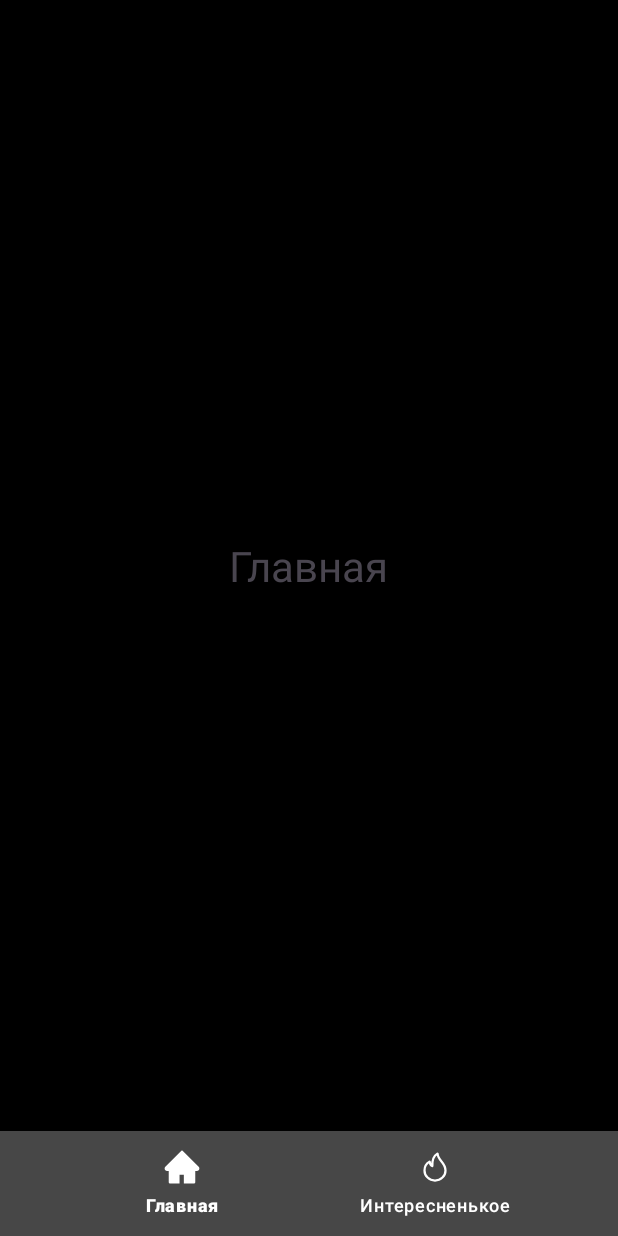
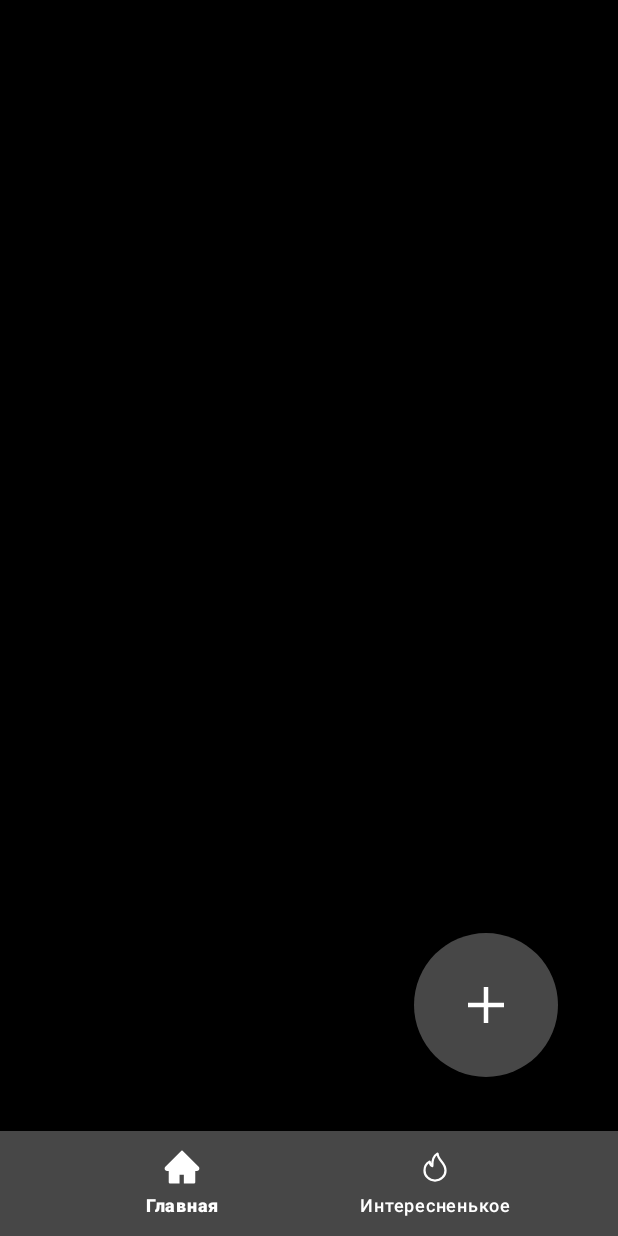
Before and after one commit to HITS-Empire/VISApp, an Android app: the screen it shows after launch (MainActivity), on a phone screen of 412 x 824 dp. Run offline under Robolectric (Android 15) with nearby library versions, the light colour scheme and no system bars.

Commit message:
Добавлена кнопка плюса (пока серая)

```diff
--- /dev/null
+++ b/app/src/main/res/drawable/plus_36.xml
@@ -0,0 +1,9 @@
+<vector xmlns:android="http://schemas.android.com/apk/res/android"
+    android:width="36dp"
+    android:height="36dp"
+    android:viewportWidth="36"
+    android:viewportHeight="36">
+  <path
+      android:pathData="M30,19.5H19.5V30H16.5V19.5H6V16.5H16.5V6H19.5V16.5H30V19.5Z"
+      android:fillColor="#ffffff"/>
+</vector>
--- /dev/null
+++ b/app/src/main/res/drawable/round_plus_button.xml
@@ -0,0 +1,7 @@
+<?xml version="1.0" encoding="utf-8"?>
+<shape xmlns:android="http://schemas.android.com/apk/res/android"
+    android:shape="rectangle">
+    <solid android:color="@color/gray" />
+    <size android:width="96dp" android:height="96dp" />
+    <corners android:radius="48dp" />
+</shape>
--- a/app/src/main/res/layout/fragment_home.xml
+++ b/app/src/main/res/layout/fragment_home.xml
@@ -5,14 +5,14 @@
     android:layout_width="match_parent"
     android:layout_height="match_parent">
 
-    <TextView
-        android:id="@+id/mainCenterText"
-        android:layout_width="wrap_content"
-        android:layout_height="wrap_content"
-        android:text="@string/navigation_title_home"
-        android:textSize="28sp"
+    <ImageButton
+        android:id="@+id/plusButton"
+        android:layout_width="96dp"
+        android:layout_height="96dp"
+        android:layout_marginEnd="40dp"
+        android:layout_marginBottom="36dp"
+        android:background="@drawable/round_plus_button"
         app:layout_constraintBottom_toBottomOf="parent"
         app:layout_constraintEnd_toEndOf="parent"
-        app:layout_constraintStart_toStartOf="parent"
-        app:layout_constraintTop_toTopOf="parent" />
+        app:srcCompat="@drawable/plus_36" />
 </androidx.constraintlayout.widget.ConstraintLayout>
```
